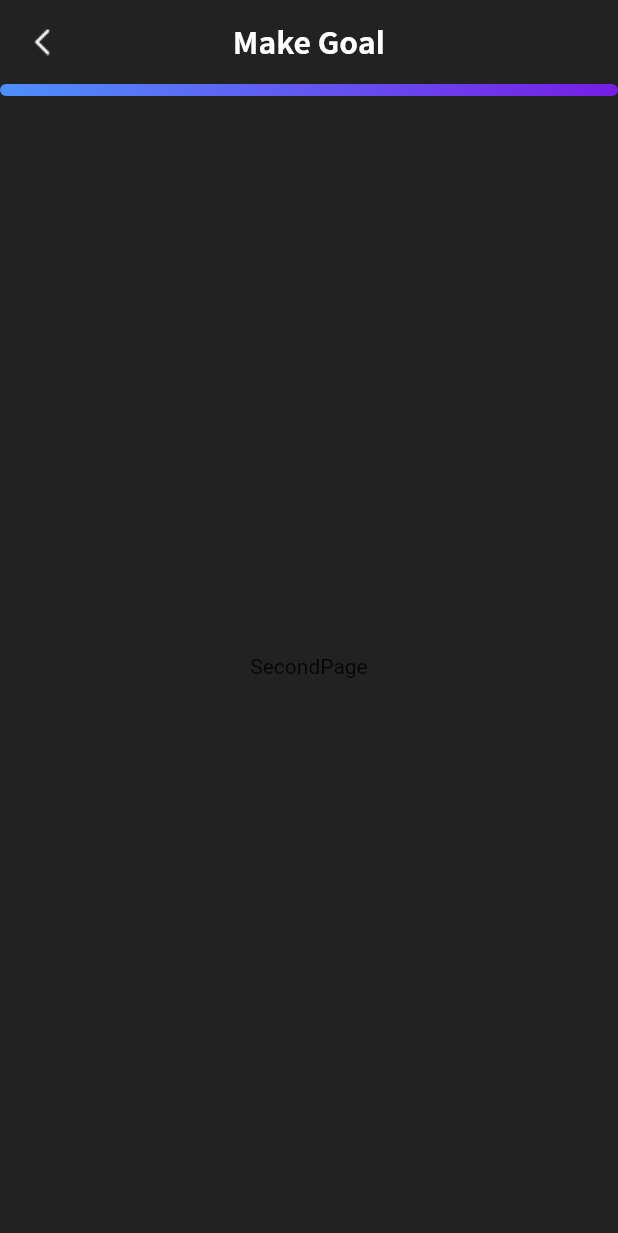
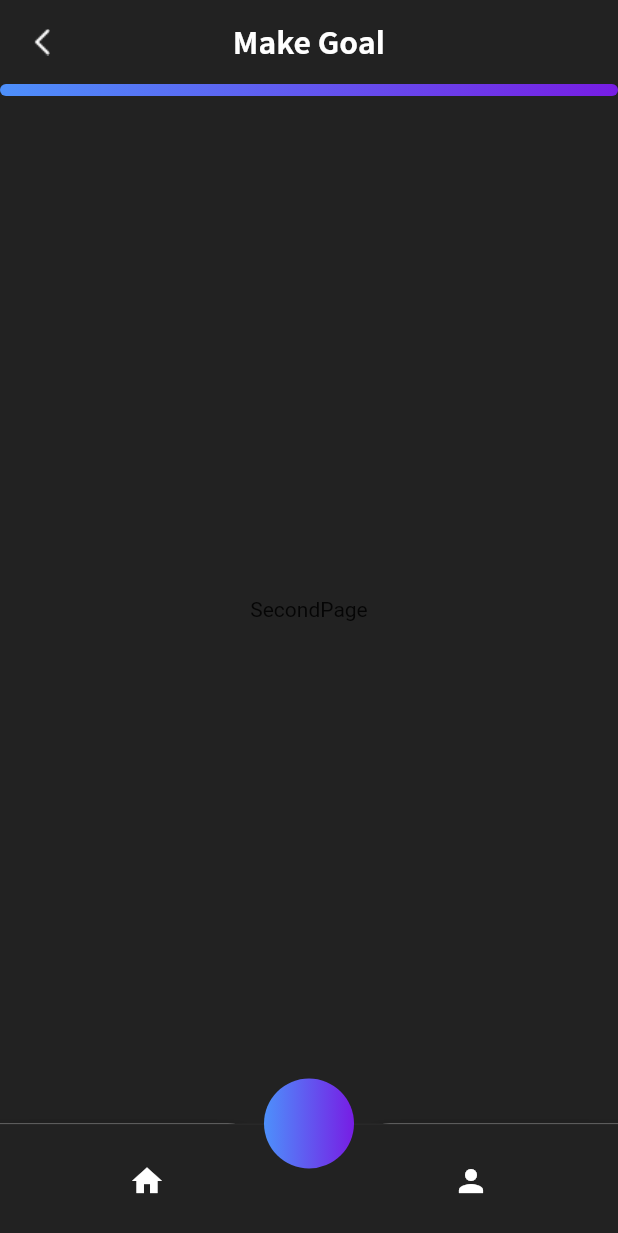
Before and after one commit to wurikiji/doit_flutter, a Flutter app: the MakeGoal screen opened directly, swiped to page 2, on a phone screen of 412 x 824 dp. Shown: the top 1233 px of the screen. Run offline on Flutter 3.47's test engine with Material 2 defaults, Android fonts, the phone set to English and light mode, and no system bars; our stand-ins replace bloc, equatable, flutter_bloc, font_awesome_flutter; missing offline and left inert: easy_stateful_builder.

Commit message:
bottom app bar 추가함.
- 다음 버튼 위치 수정 되었는데 다시 수정해야함.

```diff
--- a/lib/src/screen/make_goal/make_goal.dart
+++ b/lib/src/screen/make_goal/make_goal.dart
@@ -1,3 +1,4 @@
+import 'package:do_it/src/color/swatch.dart';
 import 'package:do_it/src/screen/make_goal/bloc/page_navigation_bloc.dart';
 import 'package:do_it/src/screen/make_goal/bloc/progress_bloc.dart';
 import 'package:do_it/src/screen/make_goal/constant/constant.dart';
@@ -28,6 +29,55 @@ class MakeGoal extends StatelessWidget {
       ],
       child: Scaffold(
         appBar: MakeGoalAppBar(),
+        bottomNavigationBar: BottomAppBar(
+          shape: CircularNotchedRectangle(),
+          notchMargin: 8.0,
+          child: Container(
+            height: 75.0,
+            decoration: BoxDecoration(
+              border: Border(
+                top: BorderSide(
+                  color: Color(0xff282828),
+                  width: 1.0,
+                ),
+              ),
+              color: doitMainSwatch,
+            ),
+            child: Row(
+              children: <Widget>[
+                Expanded(
+                  child: Icon(
+                    Icons.home,
+                    color: Colors.white,
+                  ),
+                ),
+                SizedBox(width: 20.0),
+                Expanded(
+                  child: Icon(
+                    Icons.person,
+                    color: Colors.white,
+                  ),
+                ),
+              ],
+            ),
+          ),
+        ),
+        floatingActionButton: GestureDetector(
+          child: Container(
+            width: 60.0,
+            height: 60.0,
+            decoration: ShapeDecoration(
+              shape: CircleBorder(),
+              gradient: LinearGradient(
+                colors: [
+                  Color(0xff4d90fb),
+                  Color(0xff771de4),
+                ],
+              ),
+            ),
+          ),
+        ),
+        floatingActionButtonLocation: FloatingActionButtonLocation.centerDocked,
         body: Builder(
           builder: (builderContext) => BlocListener(
             bloc: BlocProvider.of<MakeGoalNavigationBloc>(builderContext),
--- a/lib/src/screen/make_goal/view/first_page.dart
+++ b/lib/src/screen/make_goal/view/first_page.dart
@@ -20,7 +20,7 @@ class MakeGoalFirstPage extends StatelessWidget {
   @override
   Widget build(BuildContext context) {
     return Container(
-      padding: EdgeInsets.fromLTRB(20.0, 30.0, 20.0, 42.0),
+      padding: EdgeInsets.fromLTRB(20.0, 30.0, 20.0, 62.0),
       child: Provider<FirstPageGoalModel>.value(
         value: FirstPageGoalModel(),
         child: Column(
```
Also changed, not shown: 2 other files.
